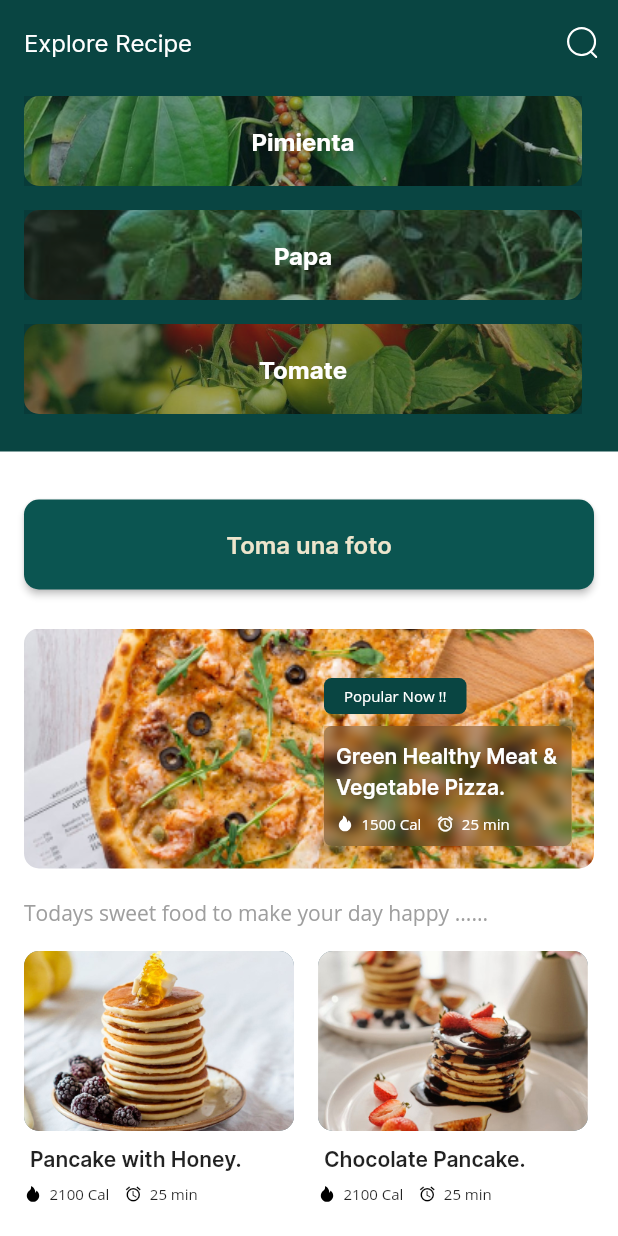
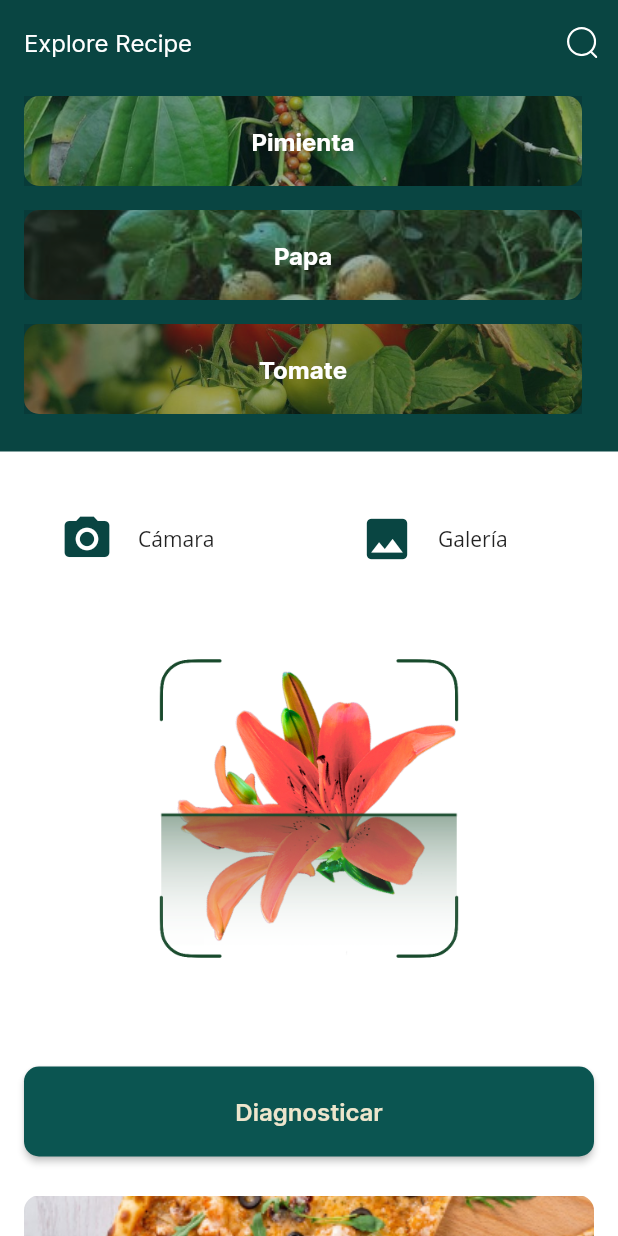
Before and after one commit to KoriAntunez/App_Mobile_MyPlantsSafety, a Flutter app: the ExplorePage screen opened directly, on a phone screen of 412 x 824 dp. Run offline on Flutter 3.47's test engine with Material 2 defaults, Android fonts, the phone set to English and light mode, and no system bars; our stand-ins replace camera, flutter_svg, image_picker; missing offline and left inert: torch_compat.

Commit message:
add image plugin

```diff
--- a/lib/views/screens/explore_page.dart
+++ b/lib/views/screens/explore_page.dart
@@ -1,5 +1,5 @@
 import 'dart:ui';
-
+import 'dart:io';
 import 'package:flutter/material.dart';
 import 'package:flutter_svg/svg.dart';
 import 'package:hungry/models/core/recipe.dart';
@@ -16,9 +16,44 @@ import 'package:path/path.dart';
 import 'package:path_provider/path_provider.dart';
 import 'package:camera/camera.dart';
 import 'package:hungry/views/widgets/camara_app.dart';
+// Plugin cámara
+import 'package:image_picker/image_picker.dart';
+import 'package:flutter/services.dart';
 
-class ExplorePage extends StatelessWidget {
+class ExplorePage extends StatefulWidget {
+  @override
+  State<ExplorePage> createState() => _ExplorePageState();
+}
+
+class _ExplorePageState extends State<ExplorePage> {
+  // Other method
+  File imageFile;
+  //
+  /**Plugin Camara**/
+  // Create a new object
+  File _image;
+  // Create and instanciate our ImagePicker object
+  final imagePicker = ImagePicker();
+  // Function to get the image from the camera
+  Future getImage(ImageSource source) async {
+    try {
+      final image = await imagePicker.pickImage(source: source);
+      setState(() {
+        // Asign the image path to our image File
+        if (_image != null) {
+          _image = File(image.path);
+        } else {
+          print('No selecciono foto');
+        }
+      });
+    } on PlatformException catch (e) {
+      print('Failed to pick image: $e');
+    }
+  }
+
+  /****/
   final Recipe popularRecipe = RecipeHelper.popularRecipe;
+
   final List<Recipe> sweetFoodRecommendationRecipe =
       RecipeHelper.sweetFoodRecommendationRecipe;
 
@@ -72,6 +107,88 @@ class ExplorePage extends StatelessWidget {
               ],
             ),
           ),
+          // Section 2
+          Container(
+            margin: EdgeInsets.only(top: 32, bottom: 6, left: 16, right: 16),
+            width: MediaQuery.of(context).size.width,
+            height: 60,
+            child: Column(
+              children: [
+                Row(
+                  children: [
+                    Expanded(
+                      child: OptionsModal(
+                        icon: Icons.camera_alt,
+                        color: AppColor.primary,
+                        text: 'Cámara',
+                        onPressed: () {
+                          //CameraApp();
+                          getImage(ImageSource.camera);
+                        },
+                      ),
+                    ),
+                    SizedBox(width: 20),
+                    Expanded(
+                      child: OptionsModal(
+                        icon: Icons.photo,
+                        color: AppColor.primary,
+                        text: 'Galería',
+                        onPressed: () {
+                          getImage(ImageSource.gallery);
+                        },
+                      ),
+                    ),
+                  ],
+                )
+              ],
+            ),
+          ),
+
+          // Section Resultados
+          imageFile != null
+              ? Container(
+                  height: 280,
+                  width: MediaQuery.of(context).size.width,
+                  decoration: BoxDecoration(
+                    // Aquí se muestra la imagen
+                    image: DecorationImage(image: FileImage(imageFile)),
+                    borderRadius: BorderRadius.circular(16),
+                  ),
+                  /*
+              child: Column(
+                  crossAxisAlignment: CrossAxisAlignment.center,
+                  children: [
+                    Text(
+                      'Resultados',
+                      style: TextStyle(
+                          fontSize: 16,
+                          fontWeight: FontWeight.w600,
+                          fontFamily: 'inter'),
+                    ),
+                    _image != null
+                        ? Image.file(
+                            _image,
+                            width: 160,
+                            height: 160,
+                            fit: BoxFit.cover,
+                          )
+                        : FlutterLogo(
+                            size: 160,
+                          ),
+                    const SizedBox(height: 24),
+                    Text('Image Picker', style: TextStyle(fontSize: 48)),
+                  ]),*/
+                )
+              : Container(
+                  height: 280,
+                  width: MediaQuery.of(context).size.width,
+                  decoration: BoxDecoration(
+                    // Imagen por defecto
+                    image: DecorationImage(
+                        image: AssetImage('assets/images/select-image.png')),
+                    borderRadius: BorderRadius.circular(16),
+                  ),
+                ),
           // Section 2 - Take a photo
           Container(
             margin: EdgeInsets.only(top: 32, bottom: 6, left: 16, right: 16),
@@ -84,7 +201,7 @@ class ExplorePage extends StatelessWidget {
               //Navigator.of(context).pushReplacement(MaterialPageRoute(builder: (context) => OptionsModal()));
               //},
               child: Text(
-                'Toma una foto',
+                'Diagnosticar',
                 style: TextStyle(
                     color: AppColor.secondary,
                     fontSize: 16,
@@ -109,14 +226,18 @@ class ExplorePage extends StatelessWidget {
                             color: AppColor.primary,
                             text: 'Cámara',
                             onPressed: () {
-                              CameraApp();
+                              //CameraApp();
+                              //getImage(ImageSource.camera);
+                              getImages(source: ImageSource.camera);
                             },
                           ),
                           OptionsModal(
                             icon: Icons.photo,
                             color: AppColor.primary,
                             text: 'Galería',
-                            onPressed: () {},
+                            onPressed: () {
+                              getImage(ImageSource.gallery);
+                            },
                           ),
                         ],
                       );
@@ -237,4 +358,14 @@ class ExplorePage extends StatelessWidget {
       ),
     );
   }
+
+  // Other method
+  void getImages({ImageSource source}) async {
+    final file = await ImagePicker().pickImage(source: source);
+    if (file.path != null) {
+      setState(() {
+        imageFile = File(file.path);
+      });
+    }
+  }
 }
--- a/pubspec.yaml
+++ b/pubspec.yaml
@@ -23,6 +23,7 @@ environment:
 dependencies:
   cupertino_icons: ^1.0.2
   camera: ^0.9.8+1
+  image_picker: ^0.8.5+3
   path_provider: ^2.0.11
   torch_compat: ^1.0.2
   flutter:
```
Also changed, not shown: assets/images/select-image.png (added), pubspec.lock.
